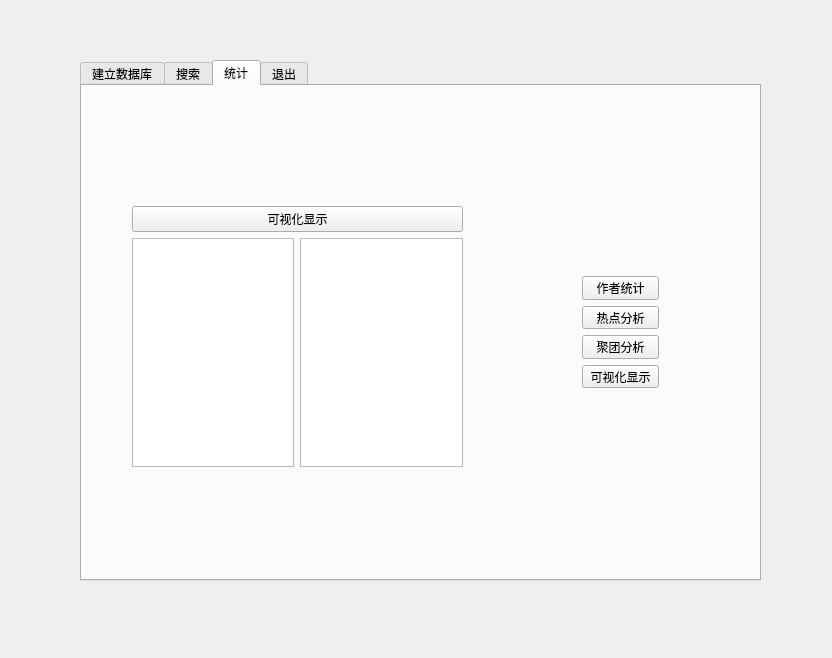
This is mainui/mainwindow.ui in FeatherRed/DBLP-Management-System as Qt 5 draws it before an edit. The edited form follows.
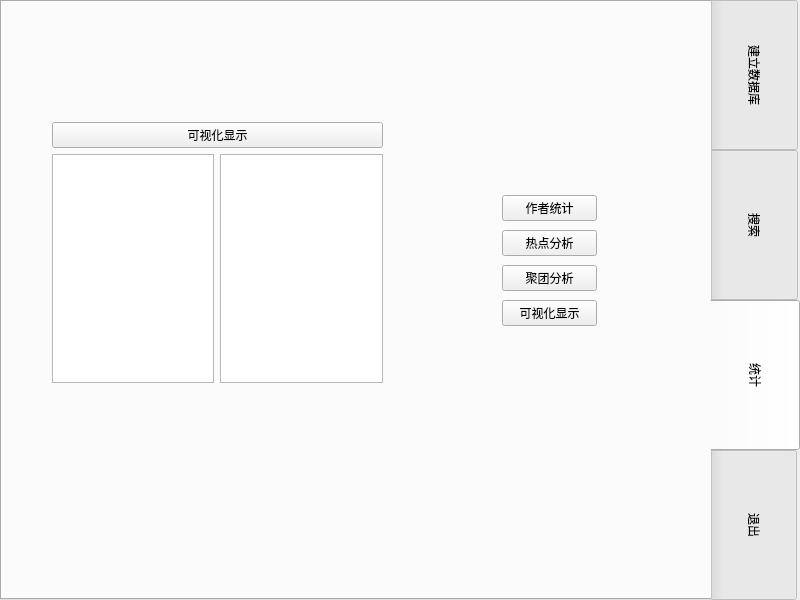
This is the edited form. The open tabs and pages were chosen to show the change.

```diff
--- a/mainui/mainwindow.ui
+++ b/mainui/mainwindow.ui
@@ -6,8 +6,8 @@
    <rect>
     <x>0</x>
     <y>0</y>
-    <width>832</width>
-    <height>658</height>
+    <width>800</width>
+    <height>600</height>
    </rect>
   </property>
   <property name="windowTitle">
@@ -16,12 +16,19 @@
   <widget class="QTabWidget" name="tabWidget">
    <property name="geometry">
     <rect>
-     <x>80</x>
-     <y>60</y>
-     <width>681</width>
-     <height>521</height>
+     <x>0</x>
+     <y>0</y>
+     <width>800</width>
+     <height>600</height>
     </rect>
    </property>
+   <property name="styleSheet">
+    <string notr="true">QTabBar::tab{width:90}
+QTabBar::tab{height:150}</string>
+   </property>
+   <property name="tabPosition">
+    <enum>QTabWidget::East</enum>
+   </property>
    <property name="currentIndex">
     <number>3</number>
    </property>
@@ -346,13 +353,13 @@
       </widget>
      </widget>
     </widget>
-    <widget class="QWidget" name="">
+    <widget class="QWidget" name="layoutWidget">
      <property name="geometry">
       <rect>
        <x>500</x>
        <y>190</y>
-       <width>77</width>
-       <height>112</height>
+       <width>95</width>
+       <height>139</height>
       </rect>
      </property>
      <layout class="QVBoxLayout" name="verticalLayout_7">
```
Left out of the diff: 8 changed lines with no effect on the pictures.
